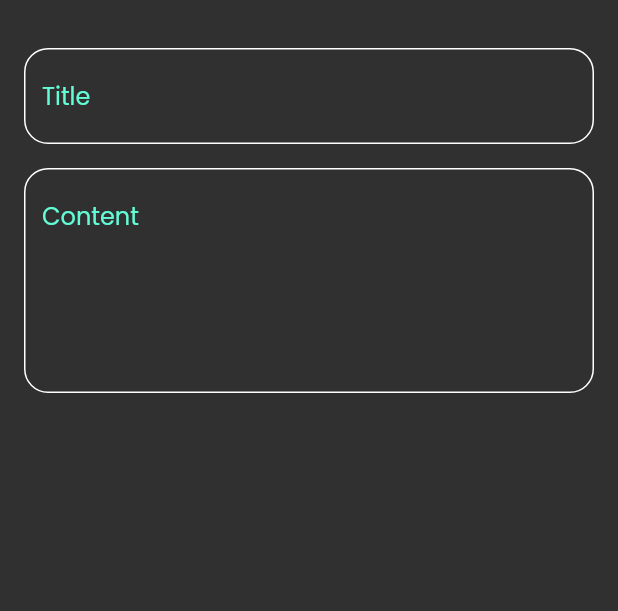
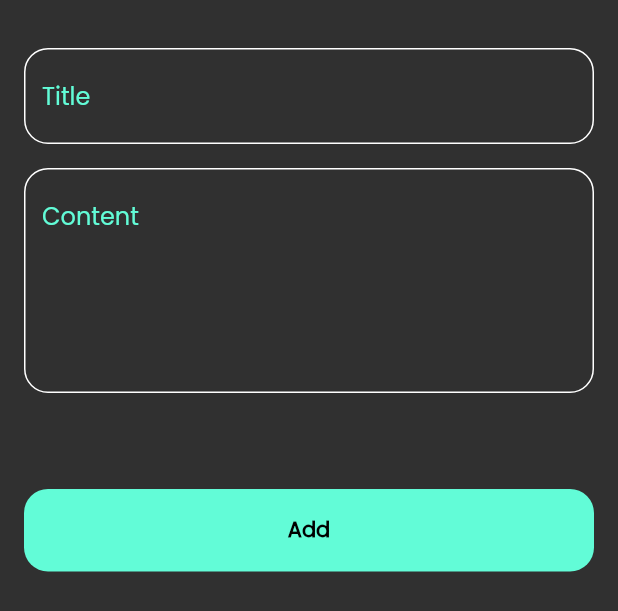
Before and after one commit to M7mdAbolila/notes_app, a Flutter app: the AddNoteBottomSheet widget shown alone on an empty page, opened directly, on a phone screen of 412 x 824 dp. Shown: the top 611 px of the screen. Run offline on Flutter 3.47's test engine with Material 2 defaults, Android fonts, the phone set to English and light mode, and no system bars.

Commit message:
finish notes bottom sheet

```diff
--- a/lib/widgets/add_note_bottom_sheet.dart
+++ b/lib/widgets/add_note_bottom_sheet.dart
@@ -1,4 +1,5 @@
 import 'package:flutter/material.dart';
+import 'package:notes_app/widgets/custom_button.dart';
 
 import 'custom_text_field.dart';
 
@@ -9,6 +10,7 @@ class AddNoteBottomSheet extends StatelessWidget {
   Widget build(BuildContext context) {
     return const Padding(
       padding: EdgeInsets.symmetric(horizontal: 16),
+      child: SingleChildScrollView(
         child: Column(
           children: [
             SizedBox(
@@ -24,7 +26,15 @@ class AddNoteBottomSheet extends StatelessWidget {
               hintText: 'Content',
               maxLines: 5,
             ),
+            SizedBox(
+              height: 64,
+            ),
+            CustomButton(),
+            SizedBox(
+              height: 16,
+            ),
           ],
+        ),
       ),
     );
   }
--- /dev/null
+++ b/lib/widgets/custom_button.dart
@@ -0,0 +1,24 @@
+import 'package:flutter/material.dart';
+import 'package:notes_app/constants.dart';
+
+class CustomButton extends StatelessWidget {
+  const CustomButton({super.key});
+
+  @override
+  Widget build(BuildContext context) {
+    return Container(
+      height: 55,
+      width: MediaQuery.of(context).size.width,
+      decoration: BoxDecoration(
+        color: kprimaryColor,
+        borderRadius: BorderRadius.circular(16),
+      ),
+      child: const Center(
+        child: Text(
+          'Add',
+          style: TextStyle(color: Colors.black, fontWeight: FontWeight.bold),
+        ),
+      ),
+    );
+  }
+}
```
Lines whose indentation alone changed are shown as unchanged.
